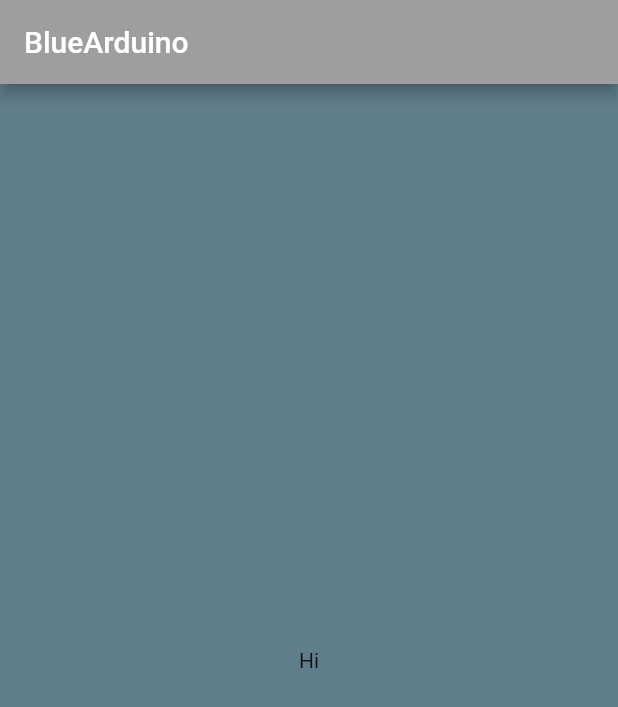
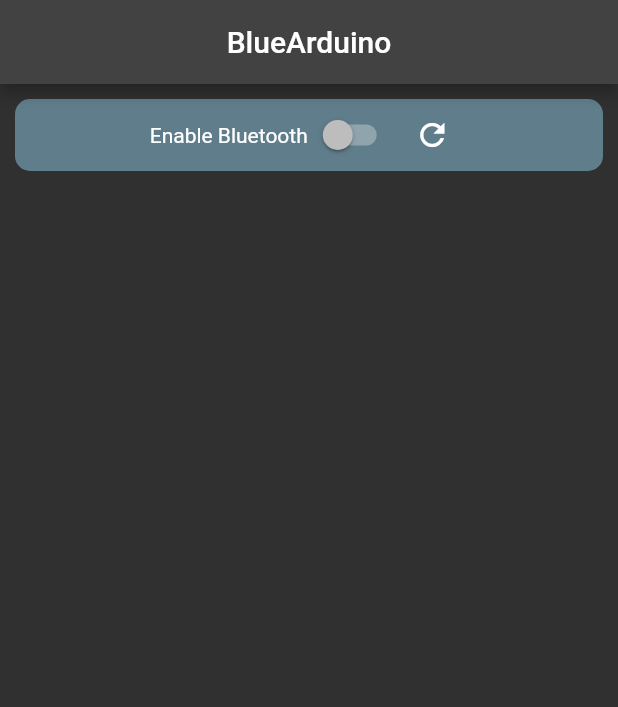
Before and after one commit to Jacques-Wolbeck/app-to-control-arduino, a Flutter app: the screen it shows after launch, on a phone screen of 412 x 824 dp. Shown: the top 707 px of the screen. Run offline on Flutter 3.47's test engine with Material 2 defaults, Android fonts, the light colour scheme and no system bars; our stand-ins replace flutter_bluetooth_serial.

Commit message:
feat: Add switch button to enable/disable bluetooth

```diff
--- a/bluearduino_app/lib/controllers/bluetooth_controller.dart
+++ b/bluearduino_app/lib/controllers/bluetooth_controller.dart
@@ -1,3 +1,4 @@
+import 'package:flutter/material.dart';
 import 'package:flutter/services.dart';
 import 'package:flutter_bluetooth_serial/flutter_bluetooth_serial.dart';
 
@@ -9,12 +10,19 @@ class BluetoothController {
     }
   }
 
+  Future<void> disableBluetooth(
+      FlutterBluetoothSerial bluetooth, BluetoothState bluetoothState) async {
+    if (bluetoothState == BluetoothState.STATE_ON) {
+      await bluetooth.requestDisable();
+    }
+  }
+
   Future<List<BluetoothDevice>> getPairedDevices(
       FlutterBluetoothSerial bluetooth) async {
     try {
       return await bluetooth.getBondedDevices();
     } on PlatformException catch (error) {
-      print("getPairedDevices: $error");
+      debugPrint("getPairedDevices: $error");
       return [];
     }
   }
--- a/bluearduino_app/lib/main.dart
+++ b/bluearduino_app/lib/main.dart
@@ -13,11 +13,11 @@ class BlueArduinoApp extends StatelessWidget {
       title: 'Bluetooth App',
       home: const HomeScreen(),
       theme: ThemeData(
+        brightness: Brightness.dark,
         primaryColor: Colors.blueGrey,
-        primaryColorDark: Colors.black,
-        appBarTheme: const AppBarTheme(
+        /*appBarTheme: const AppBarTheme(
           color: Colors.grey,
-        ),
+        ),*/
       ),
     );
   }
--- a/bluearduino_app/lib/screens/home_screen.dart
+++ b/bluearduino_app/lib/screens/home_screen.dart
@@ -15,16 +15,15 @@ class _HomeScreenState extends State<HomeScreen> {
   final FlutterBluetoothSerial _bluetooth = FlutterBluetoothSerial.instance;
   final BluetoothController _bluetoothController = BluetoothController();
   //"late" informs that the variable will receive a value after its declaration
-  late BluetoothState bluetoothState;
+  BluetoothState bluetoothState = BluetoothState.UNKNOWN;
   List<BluetoothDevice> devicesList = [];
-
+  bool _switchButtonState = false;
   //BluetoothConnection? connection;
   // "?" informs that the variable can be null
 
   @override
   void initState() {
     _getCurrentState();
-    _bluetoothController.enableBluetooth(_bluetooth, bluetoothState);
     _bluetooth.onStateChanged().listen((event) => _updateState(event));
     super.initState();
   }
@@ -45,8 +44,10 @@ class _HomeScreenState extends State<HomeScreen> {
   @override
   Widget build(BuildContext context) {
     return Scaffold(
+      key: _scaffoldKey,
       appBar: AppBar(
         title: const Text("BlueArduino"),
+        centerTitle: true,
       ),
       body: _body(),
     );
@@ -54,11 +55,56 @@ class _HomeScreenState extends State<HomeScreen> {
 
   _body() {
     return SafeArea(
-      child: Container(
-        color: Theme.of(context).primaryColor,
-        child: const Center(
-          child: Text('Hi'),
-        ),
+      child: Column(
+        mainAxisAlignment: MainAxisAlignment.start,
+        children: [
+          Padding(
+            padding: const EdgeInsets.all(10.0),
+            child: Container(
+              decoration: BoxDecoration(
+                color: Theme.of(context).primaryColor,
+                borderRadius: const BorderRadius.all(
+                  Radius.circular(10.0),
+                ),
+              ),
+              child: Row(
+                mainAxisAlignment: MainAxisAlignment.center,
+                children: [
+                  const Text('Enable Bluetooth'),
+                  Switch(
+                    value: _switchButtonState,
+                    onChanged: (newValue) async {
+                      setState(
+                        () {
+                          _switchButtonState = newValue;
+                        },
+                      );
+                      if (_switchButtonState) {
+                        await _bluetoothController.enableBluetooth(
+                            _bluetooth, bluetoothState);
+                        debugPrint("Switch On");
+                      } else {
+                        await _bluetoothController.disableBluetooth(
+                            _bluetooth, bluetoothState);
+                        debugPrint("Switch Off");
+                      }
+                    },
+                  ),
+                  Tooltip(
+                    message: 'Refresh',
+                    child: IconButton(
+                      onPressed: () async {
+                        debugPrint("Refresh");
+                        _bluetoothController.getPairedDevices(_bluetooth);
+                      },
+                      icon: const Icon(Icons.refresh),
+                    ),
+                  )
+                ],
+              ),
+            ),
+          )
+        ],
       ),
     );
   }
```
Also changed, not shown: bluearduino_app/pubspec.lock, 1 other file.
